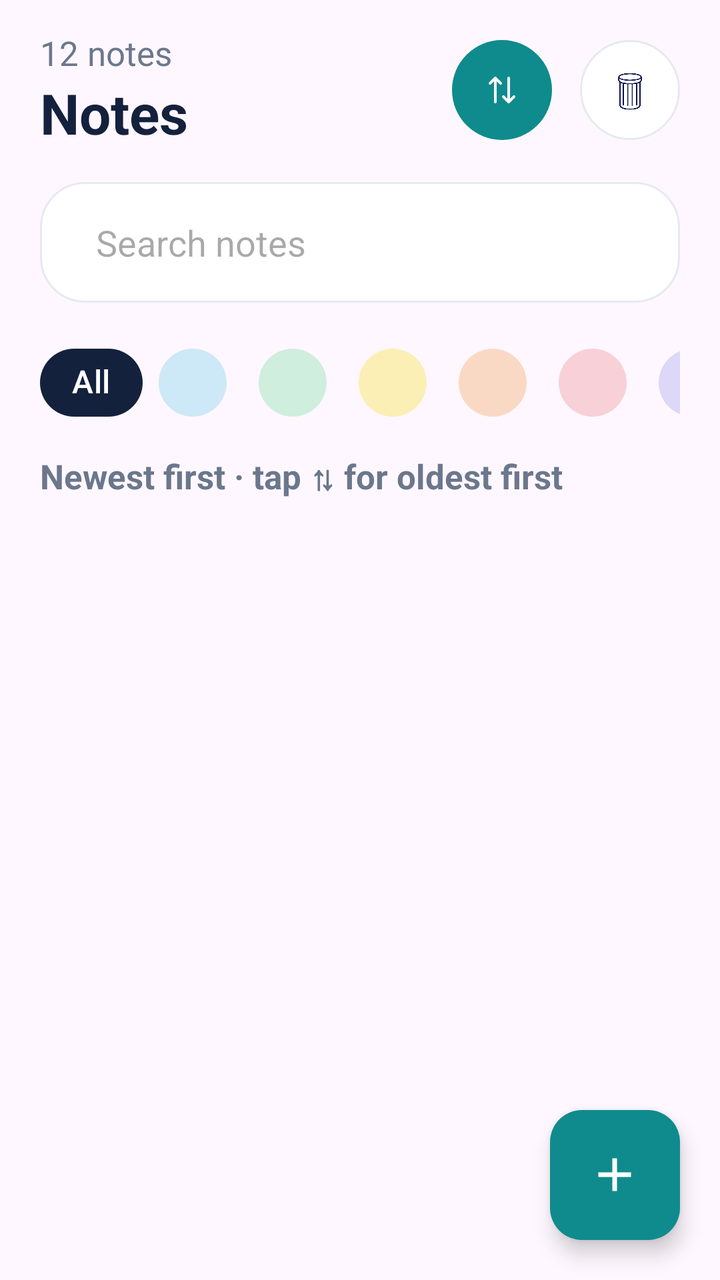
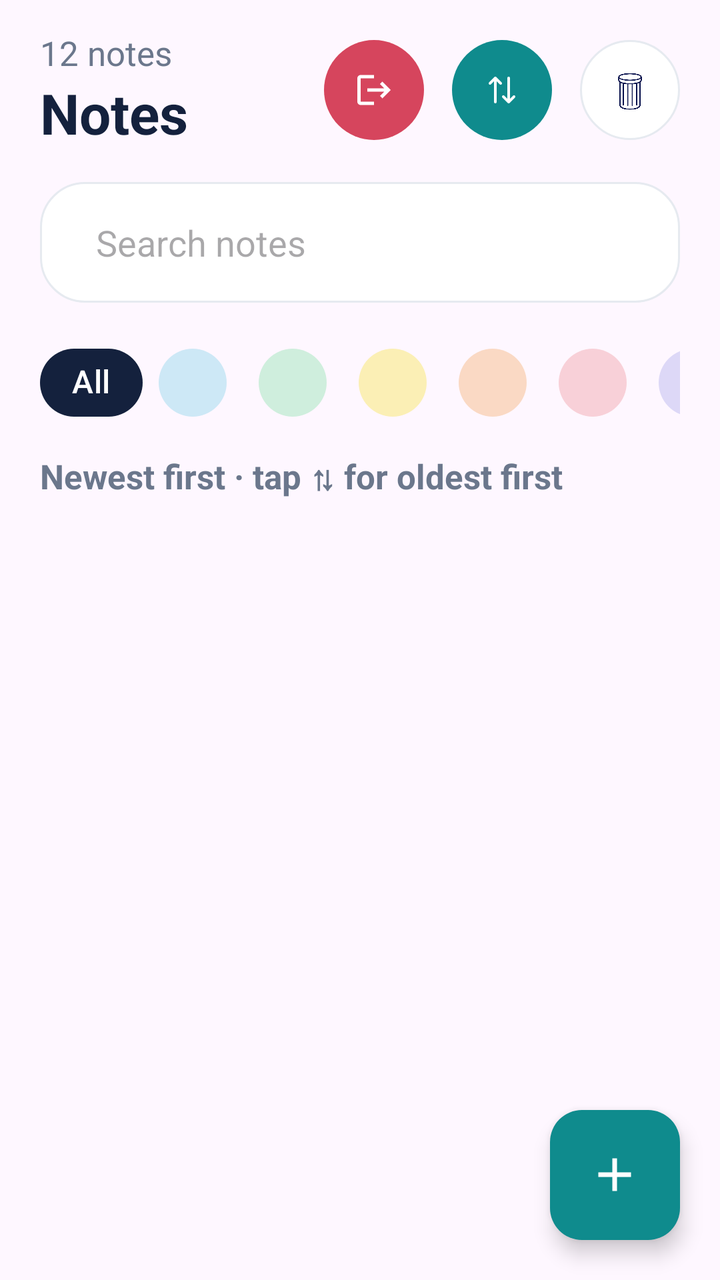

Two renders of the same Android screen: before a commit and after it. Below are the layout's source before the change and the commit's diff.
<!-- AndroidManifest.xml: application theme Theme.NoteBook -->
<!-- res/layout/fragment_home.xml -->
<?xml version="1.0" encoding="utf-8"?>
<androidx.constraintlayout.widget.ConstraintLayout xmlns:android="http://schemas.android.com/apk/res/android"
    xmlns:tools="http://schemas.android.com/tools"
    android:layout_width="match_parent"
    android:layout_height="match_parent"
    xmlns:app="http://schemas.android.com/apk/res-auto"
    tools:context=".ui.home.HomeFragment">

    <TextView
        android:id="@+id/tvNoteCnt"
        android:layout_width="wrap_content"
        android:layout_height="wrap_content"
        android:text="12 notes"
        android:textColor="#6B778C"
        android:textSize="17sp"
        android:layout_marginStart="20dp"
        android:layout_marginTop="15dp"
        app:layout_constraintTop_toTopOf="parent"
        app:layout_constraintStart_toStartOf="parent" />

    <TextView
        android:id="@+id/tvTitle"
        android:layout_width="wrap_content"
        android:layout_height="wrap_content"
        android:text="Notes"
        android:textColor="#14213D"
        android:textStyle="bold"
        android:textSize="28sp"
        android:layout_marginStart="20dp"
        app:layout_constraintTop_toBottomOf="@id/tvNoteCnt"
        app:layout_constraintStart_toStartOf="parent"
        app:layout_constraintBottom_toTopOf="@id/mdSpace"/>

    <ImageButton
        android:id="@+id/btnSortBy"
        android:layout_width="50dp"
        android:layout_height="50dp"
        android:layout_marginTop="15dp"
        android:background="@drawable/bg_sort"
        android:src="@drawable/ic_sort"
        android:padding="17dp"
        android:scaleType="centerInside"
        android:layout_marginEnd="14dp"
        app:tint="#FFFFFF"
        app:layout_constraintBottom_toTopOf="@id/mdSpace"
        app:layout_constraintEnd_toStartOf="@id/btnTrash"
        app:layout_constraintTop_toTopOf="parent" />

    <ImageButton
        android:id="@+id/btnTrash"
        android:layout_width="50dp"
        android:layout_height="50dp"
        android:layout_marginTop="15dp"
        android:layout_marginEnd="20dp"
        android:background="@drawable/bg_trash"
        android:src="@drawable/ic_trash"
        android:padding="3dp"
        android:scaleType="fitXY"
        app:layout_constraintBottom_toTopOf="@id/mdSpace"
        app:layout_constraintEnd_toEndOf="parent"
        app:layout_constraintTop_toTopOf="parent" />

    <com.google.android.material.divider.MaterialDivider
        android:id="@+id/mdSpace"
        android:layout_width="match_parent"
        android:layout_height="wrap_content"
        android:visibility="invisible"
        app:layout_constraintBottom_toTopOf="@id/etSearch"
        app:layout_constraintTop_toBottomOf="@id/tvTitle"/>

    <EditText
        android:id="@+id/etSearch"
        android:layout_width="match_parent"
        android:layout_height="wrap_content"
        android:layout_marginHorizontal="20dp"
        android:layout_marginTop="15dp"
        android:paddingHorizontal="28dp"
        android:paddingVertical="18dp"
        android:background="@drawable/bg_search"
        android:hint="Search notes"
        app:layout_constraintTop_toBottomOf="@id/mdSpace" />

    <HorizontalScrollView
        android:id="@+id/sVChipWrapper"
        android:layout_width="match_parent"
        android:layout_height="wrap_content"
        android:layout_marginTop="15dp"
        android:layout_marginHorizontal="20dp"
        android:scrollbars="none"
        app:layout_constraintTop_toBottomOf="@id/etSearch">
        <com.google.android.material.chip.ChipGroup
            android:id="@+id/cgColors"
            android:layout_width="wrap_content"
            android:layout_height="wrap_content"
            app:chipSpacingHorizontal="0dp"
            app:chipSpacingVertical="0dp"
            app:singleSelection="true"
            app:selectionRequired="true">

            <com.google.android.material.chip.Chip
                android:id="@+id/cpDefault"
                android:layout_width="wrap_content"
                android:layout_height="50dp"
                android:text="All"
                android:textStyle="bold"
                android:textSize="16sp"
                android:checked="true"
                style="@style/CustomChipNameStyle"
                app:chipEndPadding="8dp"
                app:chipStartPadding="8dp"
                app:chipCornerRadius="20dp" />
            <com.google.android.material.chip.Chip
                android:id="@+id/CDE8F6"
                style="@style/CustomChipStyle"
                android:layout_width="50dp"
                android:layout_height="50dp"
                android:checked="false"
                app:chipBackgroundColor="#CDE8F6"
                app:chipCornerRadius="25dp"/>

            <com.google.android.material.chip.Chip
                android:id="@+id/CFEEDD"
                style="@style/CustomChipStyle"
                android:layout_width="50dp"
                android:layout_height="50dp"
                android:checked="false"
                app:chipBackgroundColor="#CFEEDD"
                app:chipCornerRadius="25dp"/>

            <com.google.android.material.chip.Chip
                android:id="@+id/FBEFB5"
                style="@style/CustomChipStyle"
                android:layout_width="50dp"
                android:layout_height="50dp"
                android:checked="false"
                app:chipBackgroundColor="#FBEFB5"
                app:chipCornerRadius="25dp"/>

            <com.google.android.material.chip.Chip
                android:id="@+id/FAD9C4"
                style="@style/CustomChipStyle"
                android:layout_width="50dp"
                android:layout_height="50dp"
                android:checked="false"
                app:chipBackgroundColor="#FAD9C4"
                app:chipCornerRadius="25dp"/>

            <com.google.android.material.chip.Chip
                android:id="@+id/F8D0D8"
                style="@style/CustomChipStyle"
                android:layout_width="50dp"
                android:layout_height="50dp"
                android:checked="false"
                app:chipBackgroundColor="#F8D0D8"
                app:chipCornerRadius="25dp"/>
            <com.google.android.material.chip.Chip
                android:id="@+id/DDD8F7"
                style="@style/CustomChipStyle"
                android:layout_width="50dp"
                android:layout_height="50dp"
                android:checked="false"
                app:chipBackgroundColor="#DDD8F7"
                app:chipCornerRadius="25dp"/>
        </com.google.android.material.chip.ChipGroup>
    </HorizontalScrollView>

    <TextView
        android:id="@+id/tvSortDesc"
        android:layout_width="0dp"
        android:layout_height="wrap_content"
        android:text="Newest first · tap ⇅ for oldest first"
        android:textColor="#6B778C"
        android:textSize="17sp"
        android:textStyle="bold"
        android:layout_marginHorizontal="20dp"
        android:layout_marginVertical="10dp"
        app:layout_constraintStart_toStartOf="parent"
        app:layout_constraintEnd_toEndOf="parent"
        app:layout_constraintTop_toBottomOf="@id/sVChipWrapper"/>

    <androidx.recyclerview.widget.RecyclerView
        android:id="@+id/rvNotes"
        android:layout_width="match_parent"
        android:layout_height="0dp"
        android:paddingHorizontal="20dp"
        android:paddingBottom="80dp"
        android:clipToPadding="false"
        android:layout_marginTop="10dp"
        app:layout_constraintTop_toBottomOf="@id/tvSortDesc"
        app:layout_constraintBottom_toBottomOf="parent"/>

    <com.google.android.material.floatingactionbutton.FloatingActionButton
        android:id="@+id/faBtnCreate"
        android:layout_width="wrap_content"
        android:layout_height="wrap_content"
        android:layout_margin="20dp"
        android:backgroundTint="#0F8B8D"
        android:src="@drawable/ic_add"
        android:scaleType="fitXY"
        app:fabCustomSize="65dp"
        app:maxImageSize="28dp"
        app:tint="#FFFFFF"
        app:layout_constraintBottom_toBottomOf="parent"
        app:layout_constraintEnd_toEndOf="parent" />
</androidx.constraintlayout.widget.ConstraintLayout>
<!-- resources referenced by this layout -->
<resources>
  <!-- drawable bg_search (drawable) -->
  <?xml version="1.0" encoding="utf-8"?>
  <selector xmlns:android="http://schemas.android.com/apk/res/android">
      <item>
          <shape android:shape="rectangle">
              <stroke
                  android:color="#E6EAF0"
                  android:width="1.1dp"/>
              <solid android:color="#FFFFFF"/>
              <corners android:radius="22dp"/>
          </shape>
      </item>
  </selector>
  <!-- drawable bg_sort (drawable) -->
  <?xml version="1.0" encoding="utf-8"?>
  <selector xmlns:android="http://schemas.android.com/apk/res/android">
      <item>
          <shape android:shape="rectangle">
              <corners android:radius="1000dp"/>
              <solid android:color="#0F8B8D"/>
          </shape>
      </item>
  </selector>
  <!-- drawable bg_trash (drawable) -->
  <?xml version="1.0" encoding="utf-8"?>
  <selector xmlns:android="http://schemas.android.com/apk/res/android">
      <item>
          <shape android:shape="rectangle">
              <corners android:radius="1000dp"/>
              <solid android:color="#FFFFFF"/>
              <stroke
                  android:width="1.1dp"
                  android:color="#E6EAF0"/>
          </shape>
      </item>
  </selector>
  <!-- drawable ic_add (drawable) -->
  <vector xmlns:android="http://schemas.android.com/apk/res/android" android:height="24dp" android:tint="#000000" android:viewportHeight="960" android:viewportWidth="960" android:width="24dp">
        
      <path android:fillColor="@android:color/white" android:pathData="M440,520L200,520L200,440L440,440L440,200L520,200L520,440L760,440L760,520L520,520L520,760L440,760L440,520Z"/>
      
  </vector>
  <!-- drawable ic_sort (drawable) -->
  <?xml version="1.0" encoding="utf-8"?>
  <vector xmlns:android="http://schemas.android.com/apk/res/android"
      android:width="24dp"
      android:height="24dp"
      android:viewportWidth="24"
      android:viewportHeight="24">
      <path
          android:strokeColor="?attr/colorControlNormal"
          android:strokeWidth="2"
          android:strokeLineCap="round"
          android:strokeLineJoin="round"
          android:pathData="M7,21V3M7,3l-4,4m4-4l4,4" />
      <path
          android:strokeColor="?attr/colorControlNormal"
          android:strokeWidth="2"
          android:strokeLineCap="round"
          android:strokeLineJoin="round"
          android:pathData="M17,3v18M17,21l-4,-4m4,4l4,-4" />
  </vector>
  <!-- drawable ic_trash: png bitmap (drawable, 138403 bytes) -->
  <style name="CustomChipNameStyle">
          <item name="android:checkable">true</item>
          <item name="chipIconVisible">false</item>
          <item name="checkedIconVisible">false</item>
          <item name="closeIconVisible">false</item>
          <item name="chipStrokeColor">@color/cl_stroke_two</item>
          <item name="chipBackgroundColor">@color/cl_background</item>
          <item name="android:textColor">@color/cl_text</item>
          <item name="chipStrokeWidth">0dp</item>
      </style>
  <style name="CustomChipStyle">
          <item name="android:checkable">true</item>
          <item name="chipIconVisible">false</item>
          <item name="checkedIconVisible">false</item>
          <item name="closeIconVisible">false</item>
          <item name="chipStrokeColor">@color/cl_stroke</item>
          <item name="chipStrokeWidth">1dp</item>
      </style>
  <style name="Theme.NoteBook" parent="Base.Theme.NoteBook" />
  <style name="Base.Theme.NoteBook" parent="Theme.Material3.DayNight.NoActionBar">
          
          
      </style>
</resources>

<!-- the commit's change to res/layout/fragment_home.xml (unified diff, before → after) -->
@@ -30,6 +30,22 @@
         app:layout_constraintTop_toBottomOf="@id/tvNoteCnt"
         app:layout_constraintStart_toStartOf="parent"
         app:layout_constraintBottom_toTopOf="@id/mdSpace"/>
+
+    <ImageButton
+        android:id="@+id/btnLogout"
+        android:layout_width="50dp"
+        android:layout_height="50dp"
+        android:layout_marginTop="15dp"
+        android:layout_marginEnd="14dp"
+        android:background="@drawable/bg_sort"
+        android:padding="15dp"
+        android:scaleType="centerInside"
+        android:src="@drawable/ic_logout"
+        android:backgroundTint="#D6455D"
+        app:layout_constraintBottom_toTopOf="@id/mdSpace"
+        app:layout_constraintEnd_toStartOf="@id/btnSortBy"
+        app:layout_constraintTop_toTopOf="parent"
+        app:tint="#FFFFFF" />
 
     <ImageButton
         android:id="@+id/btnSortBy"
<!-- resource entries referenced after the edit -->
@@ -40,6 +40,12 @@
   <vector xmlns:android="http://schemas.android.com/apk/res/android" android:height="24dp" android:tint="#000000" android:viewportHeight="960" android:viewportWidth="960" android:width="24dp">
         
       <path android:fillColor="@android:color/white" android:pathData="M440,520L200,520L200,440L440,440L440,200L520,200L520,440L760,440L760,520L520,520L520,760L440,760L440,520Z"/>
+      
+  </vector>
+  <!-- drawable ic_logout (drawable) -->
+  <vector xmlns:android="http://schemas.android.com/apk/res/android" android:autoMirrored="true" android:height="24dp" android:tint="#000000" android:viewportHeight="24" android:viewportWidth="24" android:width="24dp">
+        
+      <path android:fillColor="@android:color/white" android:pathData="M17,7l-1.41,1.41L18.17,11H8v2h10.17l-2.58,2.58L17,17l5,-5zM4,5h8V3H4c-1.1,0 -2,0.9 -2,2v14c0,1.1 0.9,2 2,2h8v-2H4V5z"/>
       
   </vector>
   <!-- drawable ic_sort (drawable) -->
